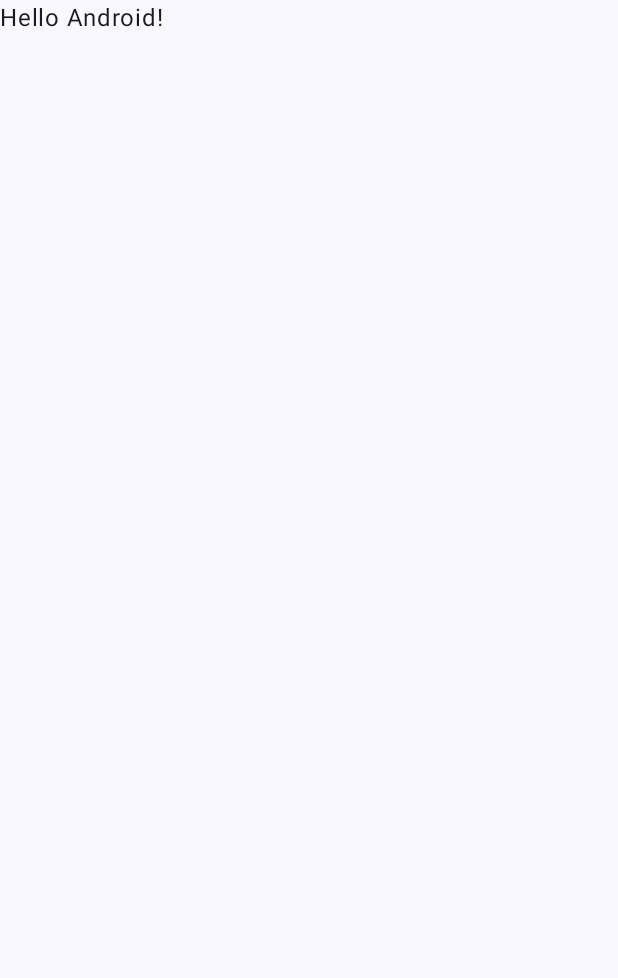
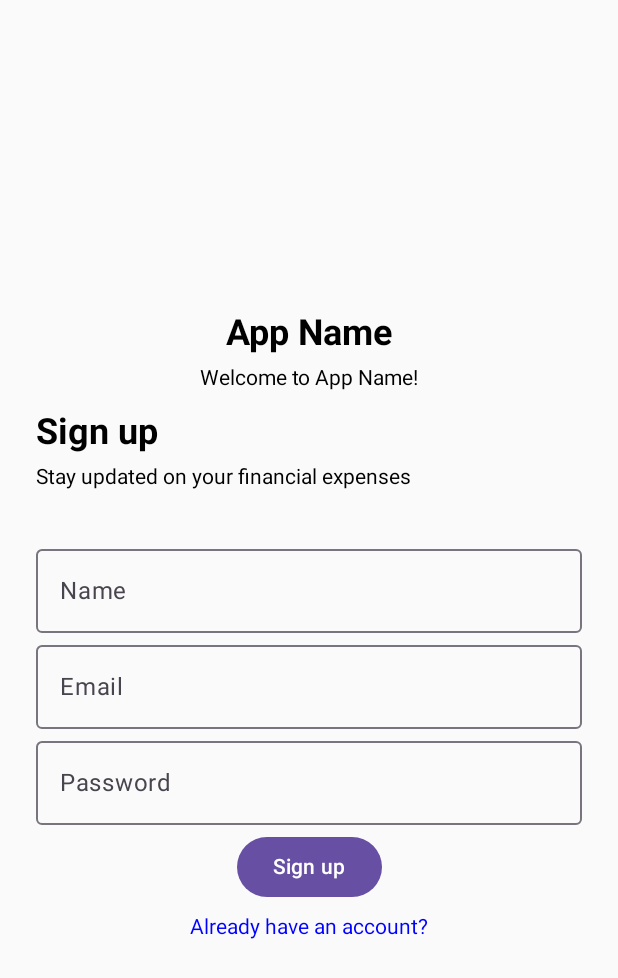
Before and after one commit to suetyeehebe/Smart_Expense_Tracker, an Android app built with Jetpack Compose: the screen it shows after launch (MainActivity), on a phone screen of 412 x 824 dp. Before the commit the part shown is almost empty. Shown: the top 978 px of the screen. Run offline under Robolectric (Android 15) with nearby library versions, the phone set to English and light mode, and no system bars.

Commit message:
log in page and sign up page

```diff
--- a/app/src/main/java/com/fit3163/myapplication/MainActivity.kt
+++ b/app/src/main/java/com/fit3163/myapplication/MainActivity.kt
@@ -4,13 +4,32 @@ import android.os.Bundle
 import androidx.activity.ComponentActivity
 import androidx.activity.compose.setContent
 import androidx.activity.enableEdgeToEdge
+import androidx.compose.foundation.clickable
+import androidx.compose.foundation.layout.Arrangement
+import androidx.compose.foundation.layout.Column
+import androidx.compose.foundation.layout.Spacer
 import androidx.compose.foundation.layout.fillMaxSize
+import androidx.compose.foundation.layout.height
 import androidx.compose.foundation.layout.padding
+import androidx.compose.material3.Button
+import androidx.compose.material3.Card
+import androidx.compose.material3.OutlinedTextField
 import androidx.compose.material3.Scaffold
 import androidx.compose.material3.Text
 import androidx.compose.runtime.Composable
+import androidx.compose.runtime.getValue
+import androidx.compose.runtime.mutableStateOf
+import androidx.compose.runtime.remember
+import androidx.compose.runtime.setValue
+import androidx.compose.ui.Alignment
 import androidx.compose.ui.Modifier
+import androidx.compose.ui.graphics.Color
+import androidx.compose.ui.text.font.FontWeight
+import androidx.compose.ui.text.style.TextAlign
 import androidx.compose.ui.tooling.preview.Preview
+import androidx.compose.ui.unit.dp
+import androidx.compose.ui.unit.sp
+import com.fit3163.myapplication.LoginScreen
 import com.fit3163.myapplication.ui.theme.SmartExpenseTrackerTheme
 
 class MainActivity : ComponentActivity() {
@@ -18,30 +37,24 @@ class MainActivity : ComponentActivity() {
         super.onCreate(savedInstanceState)
         enableEdgeToEdge()
         setContent {
-            SmartExpenseTrackerTheme {
-                Scaffold(modifier = Modifier.fillMaxSize()) { innerPadding ->
-                    Greeting(
-                        name = "Android",
-                        modifier = Modifier.padding(innerPadding)
-                    )
-                }
-            }
+            val loginScreen = LoginScreen()
+            val signupScreen = SignupScreen()
+//            loginScreen.LoginScreenFunction()
+            signupScreen.SignupScreenFunction()
         }
     }
 }
 
-@Composable
-fun Greeting(name: String, modifier: Modifier = Modifier) {
-    Text(
-        text = "Hello $name!",
-        modifier = modifier
-    )
-}
-
-@Preview(showBackground = true)
-@Composable
-fun GreetingPreview() {
-    SmartExpenseTrackerTheme {
-        Greeting("Android")
-    }
-}
+//@Composable
+//fun MyApp() {
+//    val navController = rememberNavController()
+//
+//    NavHost(navController, startDestination = "login") {
+//        composable("login") {
+//            LoginScreen(navController)
+//        }
+//        composable("signup") {
+//            SignUpScreen(navController)
+//        }
+//    }
+//}
--- /dev/null
+++ b/app/src/main/java/com/fit3163/myapplication/SignupScreen.kt
@@ -0,0 +1,111 @@
+package com.fit3163.myapplication
+
+import androidx.compose.foundation.clickable
+import androidx.compose.foundation.layout.Arrangement
+import androidx.compose.foundation.layout.Column
+import androidx.compose.foundation.layout.Spacer
+import androidx.compose.foundation.layout.fillMaxSize
+import androidx.compose.foundation.layout.fillMaxWidth
+import androidx.compose.foundation.layout.height
+import androidx.compose.foundation.layout.padding
+import androidx.compose.material3.Button
+import androidx.compose.material3.OutlinedTextField
+import androidx.compose.material3.Text
+import androidx.compose.runtime.Composable
+import androidx.compose.runtime.getValue
+import androidx.compose.runtime.mutableStateOf
+import androidx.compose.runtime.remember
+import androidx.compose.runtime.setValue
+import androidx.compose.ui.Alignment
+import androidx.compose.ui.Modifier
+import androidx.compose.ui.graphics.Color
+import androidx.compose.ui.text.font.FontWeight
+import androidx.compose.ui.text.style.TextAlign
+import androidx.compose.ui.unit.dp
+import androidx.compose.ui.unit.sp
+
+class SignupScreen {
+    @Composable
+    fun SignupScreenFunction (){
+
+        var name by remember { mutableStateOf("") }
+        var email by remember { mutableStateOf("") }
+        var password by remember { mutableStateOf("") }
+
+        Column(
+            modifier = Modifier.Companion
+                .fillMaxSize()
+                .padding(top = 208.dp),
+            horizontalAlignment = Alignment.Companion.CenterHorizontally
+        ) {
+
+            Text(
+                "App Name",
+                fontSize = 24.sp,
+                textAlign = TextAlign.Companion.Center,
+                fontWeight = FontWeight.Companion.Bold
+            )
+            Spacer(modifier = Modifier.Companion.height(8.dp))
+            Text("Welcome to App Name!")
+        }
+        Column(
+            modifier = Modifier.Companion
+                .fillMaxSize()
+                .padding(24.dp),
+            verticalArrangement = Arrangement.Center
+        ) {
+
+            Text(
+                "Sign up",
+                fontSize = 24.sp,
+                textAlign = TextAlign.Companion.Center,
+                fontWeight = FontWeight.Companion.Bold
+            )
+            Spacer(modifier = Modifier.Companion.height(8.dp))
+            Text("Stay updated on your financial expenses")
+
+            Spacer(modifier = Modifier.Companion.height(32.dp))
+            OutlinedTextField(
+                value = name,
+                onValueChange = { name = it },
+                label = { Text("Name") },
+                modifier = Modifier.fillMaxWidth()
+            )
+            OutlinedTextField(
+                value = email,
+                onValueChange = { email = it },
+                label = { Text("Email") },
+                modifier = Modifier.fillMaxWidth()
+            )
+            OutlinedTextField(
+                value = password,
+                onValueChange = { password = it },
+                label = { Text("Password") },
+                modifier = Modifier.fillMaxWidth()
+            )
+        }
+
+            Column (
+                modifier = Modifier.Companion
+                    .fillMaxSize()
+                    .padding(top = 324.dp),
+                verticalArrangement = Arrangement.Center,
+                horizontalAlignment = Alignment.Companion.CenterHorizontally
+            ) {
+                Spacer(modifier = Modifier.Companion.height(32.dp))
+                Button(onClick = { /* Handle login */ }) {
+                    Text("Sign up")
+                }
+
+                Spacer(modifier = Modifier.Companion.height(8.dp))
+                Text(
+                    "Already have an account?",
+                    modifier = Modifier.Companion.clickable {
+                        // Navigate to SignUpScreen()
+                    },
+                    color = Color.Companion.Blue
+                )
+            }
+
+        }
+    }
```
Also changed, not shown: app/src/main/java/com/fit3163/myapplication/LoginScreen.kt (added, +120 -0 lines).
